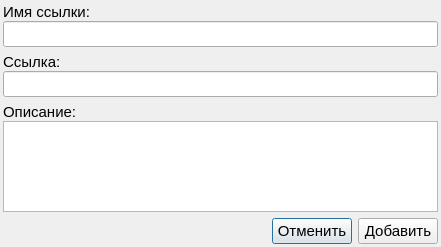
Old version of the form src/dialog/linkdialog.ui in the repository Vladimirsky555/SitesOrganizer-2.
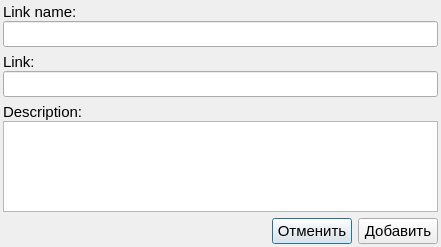
New version of the form.

```diff
--- a/src/dialog/linkdialog.ui
+++ b/src/dialog/linkdialog.ui
@@ -39,7 +39,7 @@
      <item>
       <widget class="QLabel" name="label">
        <property name="text">
-        <string>Имя ссылки:</string>
+        <string>Link name:</string>
        </property>
       </widget>
      </item>
@@ -56,7 +56,7 @@
      <item>
       <widget class="QLabel" name="label_2">
        <property name="text">
-        <string>Ссылка:</string>
+        <string>Link:</string>
        </property>
       </widget>
      </item>
@@ -73,7 +73,7 @@
      <item>
       <widget class="QLabel" name="label_3">
        <property name="text">
-        <string>Описание:</string>
+        <string>Description:</string>
        </property>
       </widget>
      </item>
```
